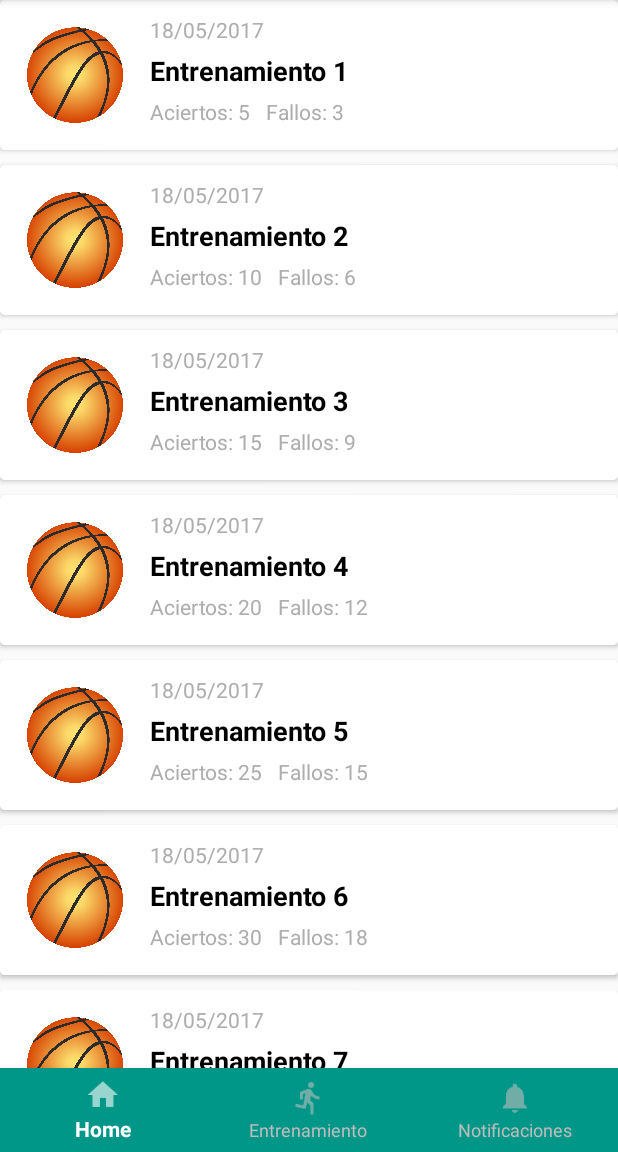
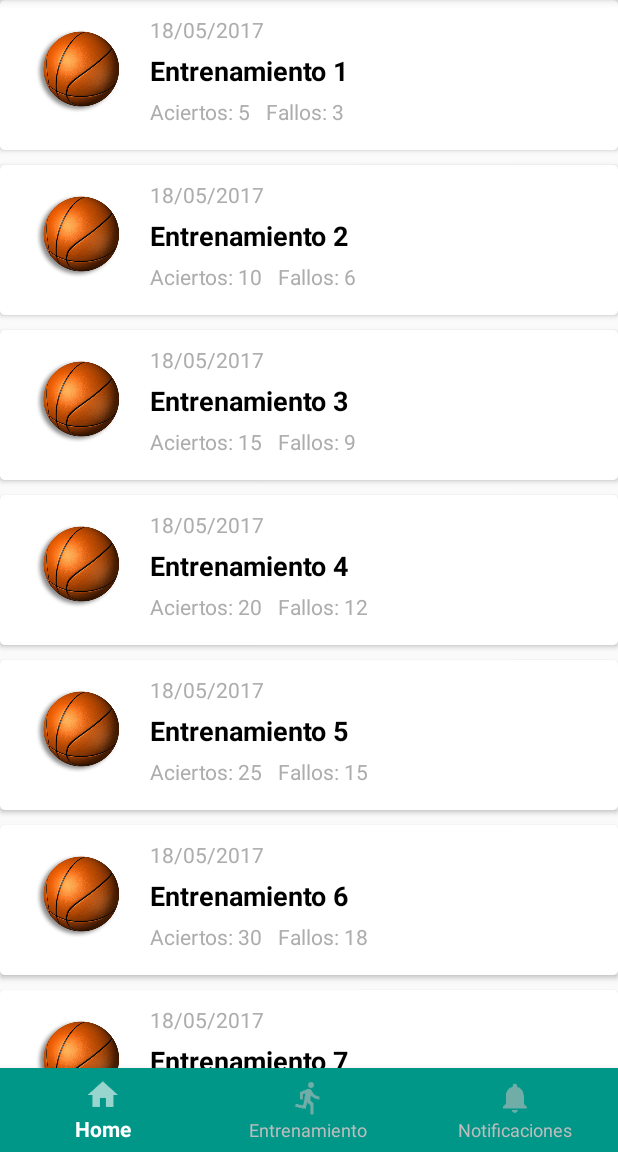
Before and after one commit to ricardo5401/dribblers-android, an Android app: the fragment TrainingFragment placed in its activity, on a phone screen of 412 x 824 dp, the part 84-1236 px from its top. Run offline under Robolectric (Android 15) with nearby library versions, the phone set to English and light mode, and no system bars; our stand-ins replace ButterKnife; libraries missing offline, so code that uses them is left out: com.androidnetworking, com.androidnetworking.common, com.androidnetworking.error, com.androidnetworking.interfaces, com.astuetz and 3 more; 1 statement that could not run was skipped.

Commit message:
changes in Icon_basketball to has better performance in RecyclerView

```diff
--- a/app/src/main/res/layout/card_training_item.xml
+++ b/app/src/main/res/layout/card_training_item.xml
@@ -18,7 +18,7 @@
             android:layout_width="80dp"
             android:layout_height="80dp"
             android:padding="8dp"
-            android:src="@mipmap/ic_basketball"/>
+            android:src="@drawable/icon_basketball"/>
         <LinearLayout
             android:layout_width="match_parent"
             android:layout_height="match_parent"
```
Also changed, not shown: app/src/main/res/drawable/icon_basketball.png (added).
